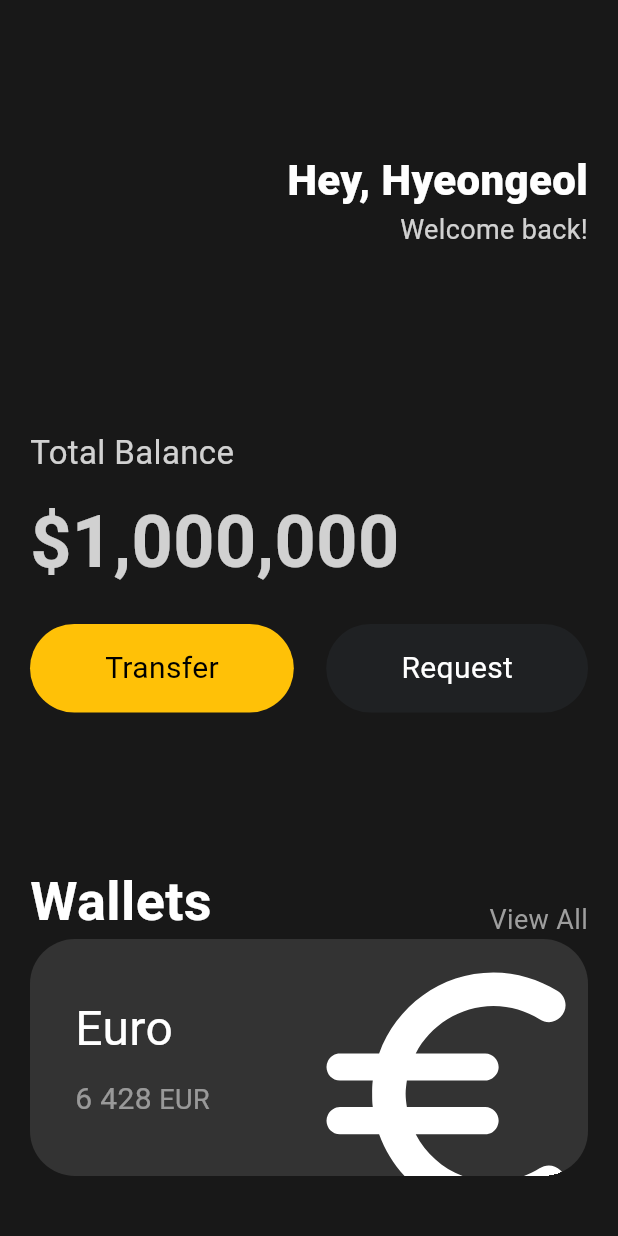
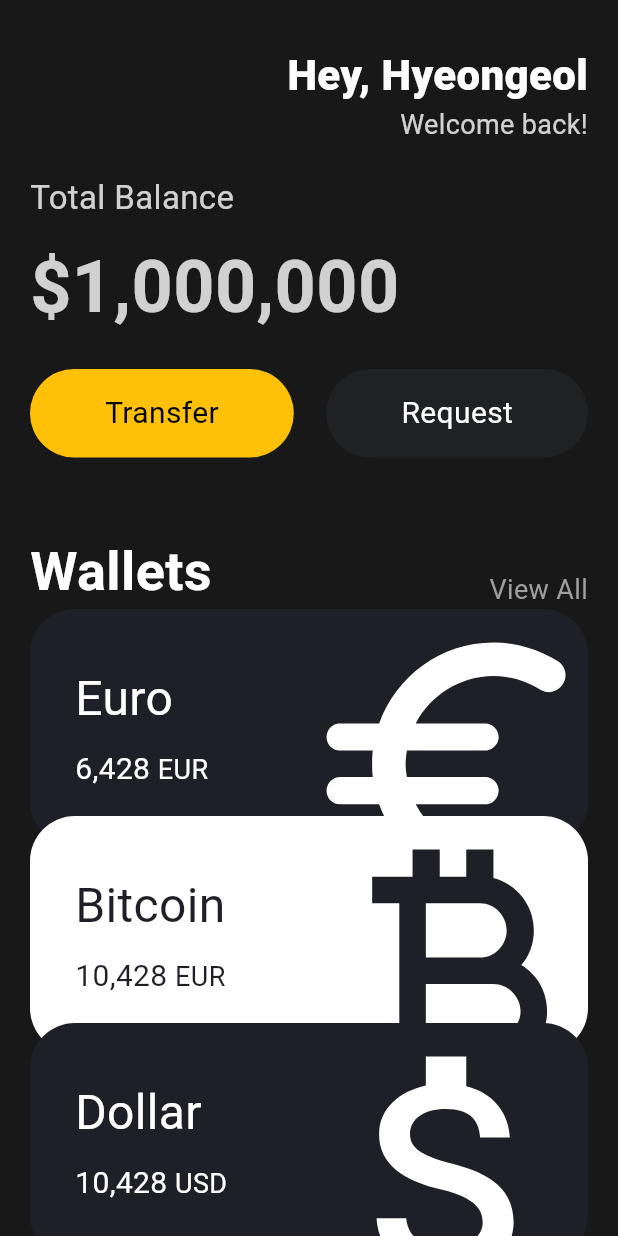
Before and after one commit to hyeongirlife/Flut, a Flutter app: the screen it shows after launch, on a phone screen of 412 x 824 dp. Run offline on Flutter 3.47's test engine with Material 3 defaults, Android fonts, the phone set to English and light mode, and no system bars.

Commit message:
feat: card container 재활용

```diff
--- a/lib/main.dart
+++ b/lib/main.dart
@@ -1,4 +1,5 @@
 import 'package:flut/widgets/button.dart';
+import 'package:flut/widgets/card.dart';
 import 'package:flutter/material.dart';
 
 class Player {
@@ -31,7 +32,7 @@ class App extends StatelessWidget {
                   crossAxisAlignment: CrossAxisAlignment.start,
                   children: [
                     const SizedBox(
-                      height: 100,
+                      height: 30,
                     ),
                     Row(mainAxisAlignment: MainAxisAlignment.end, children: [
                       // 수직정렬
@@ -52,7 +53,7 @@ class App extends StatelessWidget {
                       )
                     ]),
                     const SizedBox(
-                      height: 120,
+                      height: 20,
                     ),
                     Text("Total Balance",
                         style: TextStyle(
@@ -81,7 +82,7 @@ class App extends StatelessWidget {
                             textColor: Colors.white,
                           )
                         ]),
-                    const SizedBox(height: 100),
+                    const SizedBox(height: 50),
                     const Row(
                       // mainAxisAlignment: MainAxisAlignment.spaceBetween,
                       crossAxisAlignment: CrossAxisAlignment.end,
@@ -100,58 +101,27 @@ class App extends StatelessWidget {
                             ))
                       ],
                     ),
-                    Container(
-                      clipBehavior: Clip.hardEdge,
-                      decoration: BoxDecoration(
-                        color: Colors.grey.withOpacity(0.2),
-                        borderRadius: BorderRadius.circular(30),
-                      ),
-                      // !! command + . => 전구
-                      child: Padding(
-                        padding: const EdgeInsets.all(30),
-                        child: Row(
-                          mainAxisAlignment: MainAxisAlignment.spaceBetween,
-                          children: [
-                            const Column(
-                              crossAxisAlignment: CrossAxisAlignment.start,
-                              children: [
-                                Text("Euro",
-                                    style: TextStyle(
-                                      color: Colors.white,
-                                      fontSize: 32,
-                                    )),
-                                SizedBox(height: 10),
-                                Row(
-                                  children: [
-                                    Text("6 428",
-                                        style: TextStyle(
-                                          color: Color.fromRGBO(
-                                              255, 255, 255, 0.5),
-                                          fontSize: 20,
-                                        )),
-                                    SizedBox(width: 5),
-                                    Text("EUR",
-                                        style: TextStyle(
-                                          color: Color.fromRGBO(
-                                              255, 255, 255, 0.5),
-                                          fontSize: 18,
-                                        ))
-                                  ],
-                                ),
-                              ],
-                            ),
-                            Transform.scale(
-                              scale: 2.2,
-                              child: Transform.translate(
-                                offset: const Offset(-5, 11),
-                                child: const Icon(Icons.euro_rounded,
-                                    color: Colors.white, size: 98),
-                              ),
-                            )
-                          ],
-                        ),
-                      ),
-                    ),
+                    const CurrencyCard(
+                        name: "Euro",
+                        code: "EUR",
+                        amount: "6,428",
+                        icon: Icons.euro_rounded,
+                        isInverted: false,
+                        offset: 0),
+                    const CurrencyCard(
+                        name: "Bitcoin",
+                        code: "EUR",
+                        amount: "10,428",
+                        icon: Icons.currency_bitcoin_sharp,
+                        isInverted: true,
+                        offset: 2),
+                    const CurrencyCard(
+                        name: "Dollar",
+                        code: "USD",
+                        amount: "10,428",
+                        icon: Icons.attach_money_outlined,
+                        isInverted: false,
+                        offset: 4)
                   ]))),
     );
   }
--- /dev/null
+++ b/lib/widgets/card.dart
@@ -0,0 +1,76 @@
+import 'package:flutter/material.dart';
+
+class CurrencyCard extends StatelessWidget {
+  final String name, code, amount;
+  final IconData icon;
+  final bool isInverted;
+  final int offset;
+
+  const CurrencyCard({
+    super.key,
+    required this.name,
+    required this.code,
+    required this.amount,
+    required this.icon,
+    required this.isInverted,
+    required this.offset,
+  });
+
+  final Color blackColor = const Color(0xFF1F1F28);
+
+  @override
+  Widget build(BuildContext context) {
+    return Transform.translate(
+        offset: Offset(0, -offset * 10),
+        child: Container(
+          clipBehavior: Clip.hardEdge,
+          decoration: BoxDecoration(
+            color: isInverted ? Colors.white : blackColor,
+            borderRadius: BorderRadius.circular(30),
+          ),
+          child: Padding(
+            padding: const EdgeInsets.all(30),
+            child: Row(
+              mainAxisAlignment: MainAxisAlignment.spaceBetween,
+              children: [
+                Column(
+                  crossAxisAlignment: CrossAxisAlignment.start,
+                  children: [
+                    Text(name, // name
+                        style: TextStyle(
+                          color: isInverted ? blackColor : Colors.white,
+                          fontSize: 32,
+                        )),
+                    const SizedBox(height: 10),
+                    Row(
+                      children: [
+                        Text(amount, // amount
+                            style: TextStyle(
+                              color: isInverted ? blackColor : Colors.white,
+                              fontSize: 20,
+                            )),
+                        const SizedBox(width: 5),
+                        Text(code, //code
+                            style: TextStyle(
+                              color: isInverted ? blackColor : Colors.white,
+                              fontSize: 18,
+                            ))
+                      ],
+                    ),
+                  ],
+                ),
+                Transform.scale(
+                  scale: 2.2,
+                  child: Transform.translate(
+                    offset: const Offset(-5, 11),
+                    child: Icon(icon, // icon
+                        color: isInverted ? blackColor : Colors.white,
+                        size: 98),
+                  ),
+                ),
+              ],
+            ),
+          ),
+        ));
+  }
+}
```
